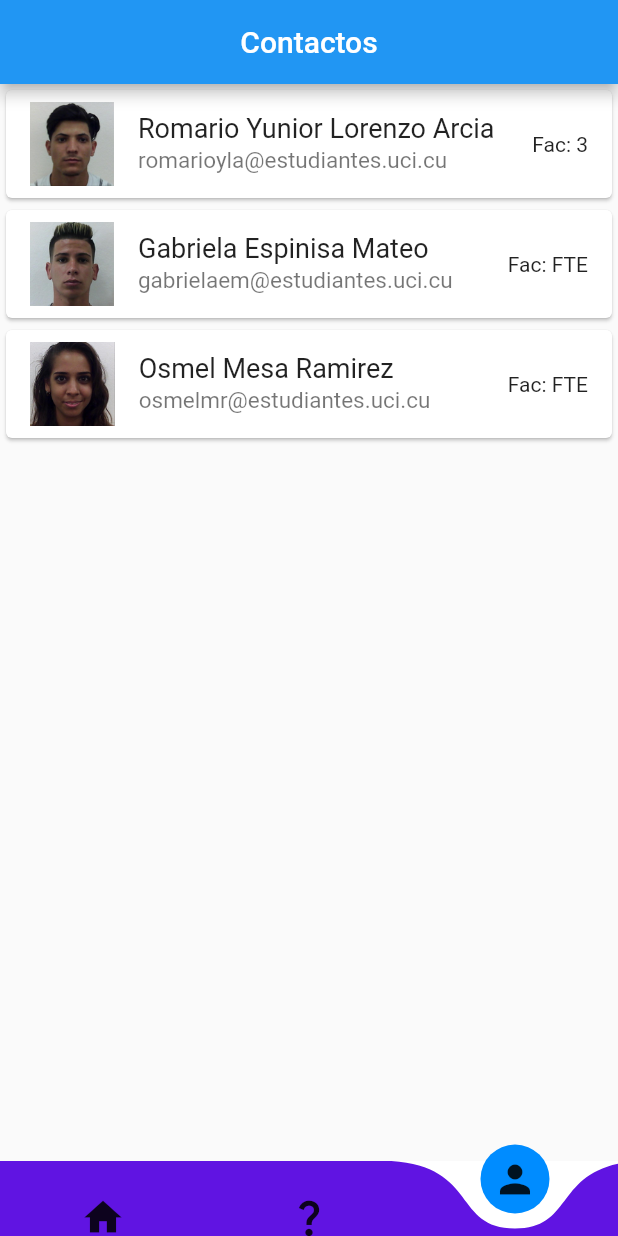
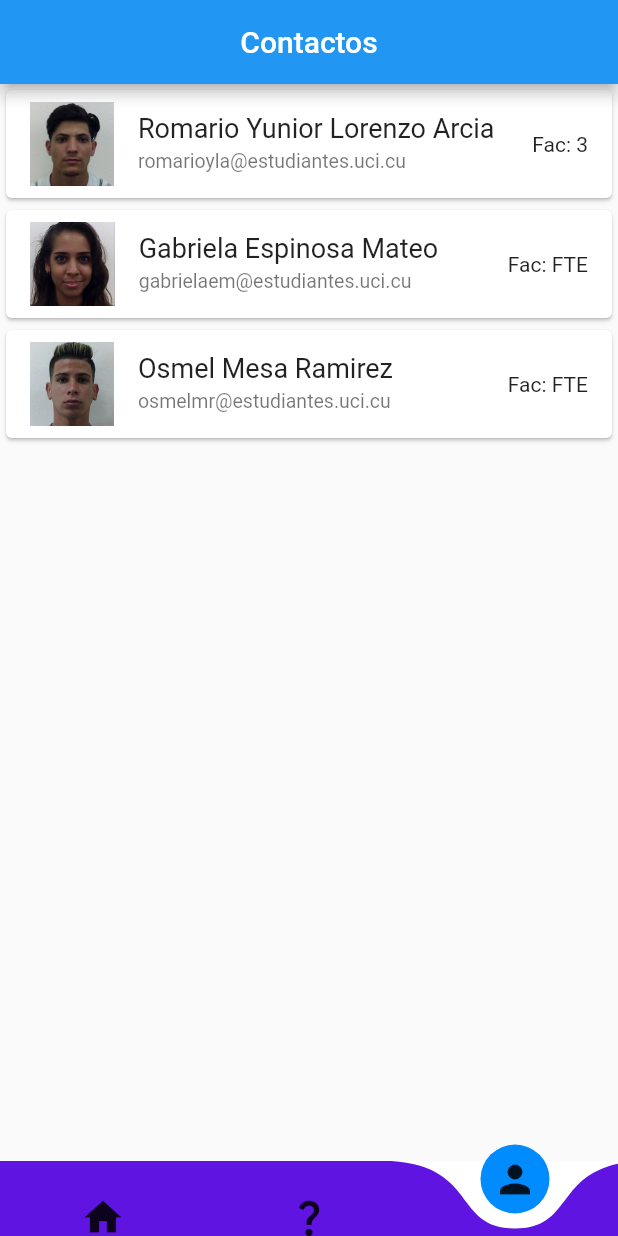
Before and after one commit to arciaromario/flutter_quiz, a Flutter app: the screen it shows after launch, item 3 of the bottom bar chosen, on a phone screen of 412 x 824 dp. Run offline on Flutter 3.47's test engine with Material 2 defaults, Android fonts, the phone set to English and light mode, and no system bars; drawn by our look-alikes of curved_navigation_bar.

Commit message:
Finalizada.1

```diff
--- a/lib/src/pages/contacto_screen.dart
+++ b/lib/src/pages/contacto_screen.dart
@@ -21,7 +21,7 @@ class ContactoScreen extends StatelessWidget {
                   style: TextStyle(fontSize: 18)),
               subtitle: const Text(
                 'romarioyla@estudiantes.uci.cu',
-                style: TextStyle(fontSize: 15),
+                style: TextStyle(fontSize: 13),
               ),
               trailing: const Text('Fac: 3'),
             ),
@@ -29,11 +29,11 @@ class ContactoScreen extends StatelessWidget {
           Card(
             child: ListTile(
               leading: Image.asset('assets/gabi.png'),
-              title: const Text('Gabriela Espinisa Mateo',
+              title: const Text('Gabriela Espinosa Mateo',
                   style: TextStyle(fontSize: 18)),
               subtitle: const Text(
                 'gabrielaem@estudiantes.uci.cu',
-                style: TextStyle(fontSize: 15),
+                style: TextStyle(fontSize: 13),
               ),
               trailing: const Text('Fac: FTE'),
             ),
@@ -45,7 +45,7 @@ class ContactoScreen extends StatelessWidget {
                   style: TextStyle(fontSize: 18)),
               subtitle: const Text(
                 'osmelmr@estudiantes.uci.cu',
-                style: TextStyle(fontSize: 15),
+                style: TextStyle(fontSize: 13),
               ),
               trailing: const Text('Fac: FTE'),
             ),
--- a/lib/src/pages/home_screen.dart
+++ b/lib/src/pages/home_screen.dart
@@ -18,7 +18,7 @@ class HomeScreen extends StatelessWidget {
               const Text(
                 'Conociendo al Apóstol ',
                 style: TextStyle(
-                    fontSize: 35,
+                    fontSize: 30,
                     color: Color.fromARGB(255, 4, 60, 105),
                     fontWeight: FontWeight.bold),
               ),
```
Also changed, not shown: lib/src/pages/info_screen.dart (+5 -4 lines), assets/gabi.png, assets/osme.png.
